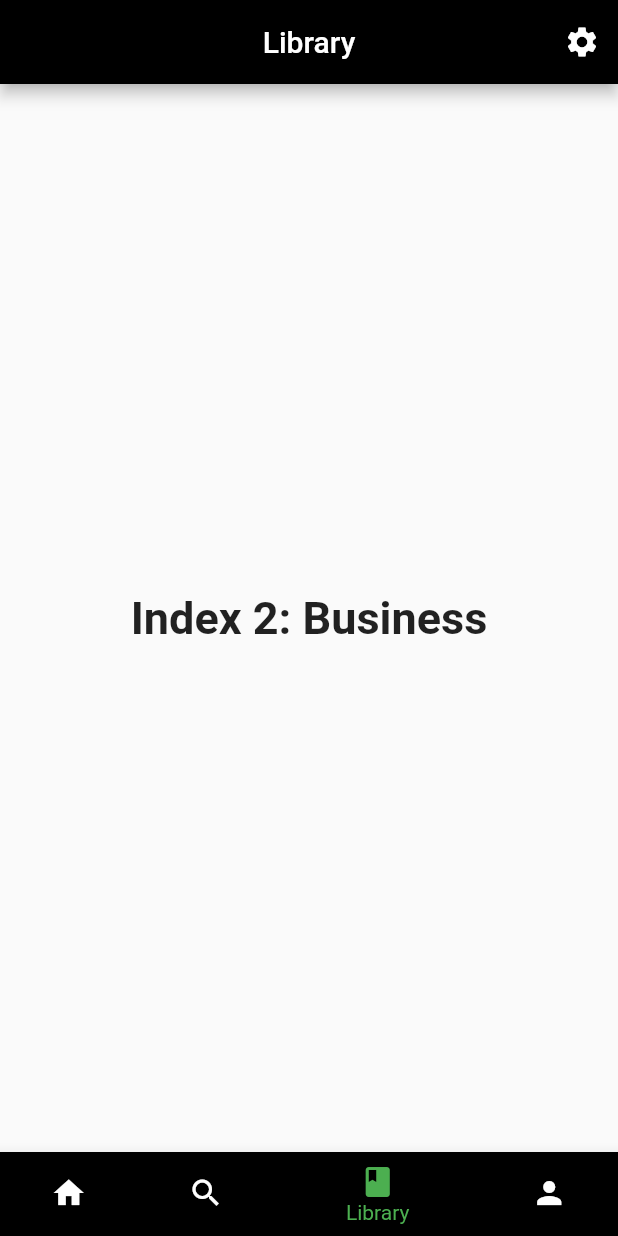
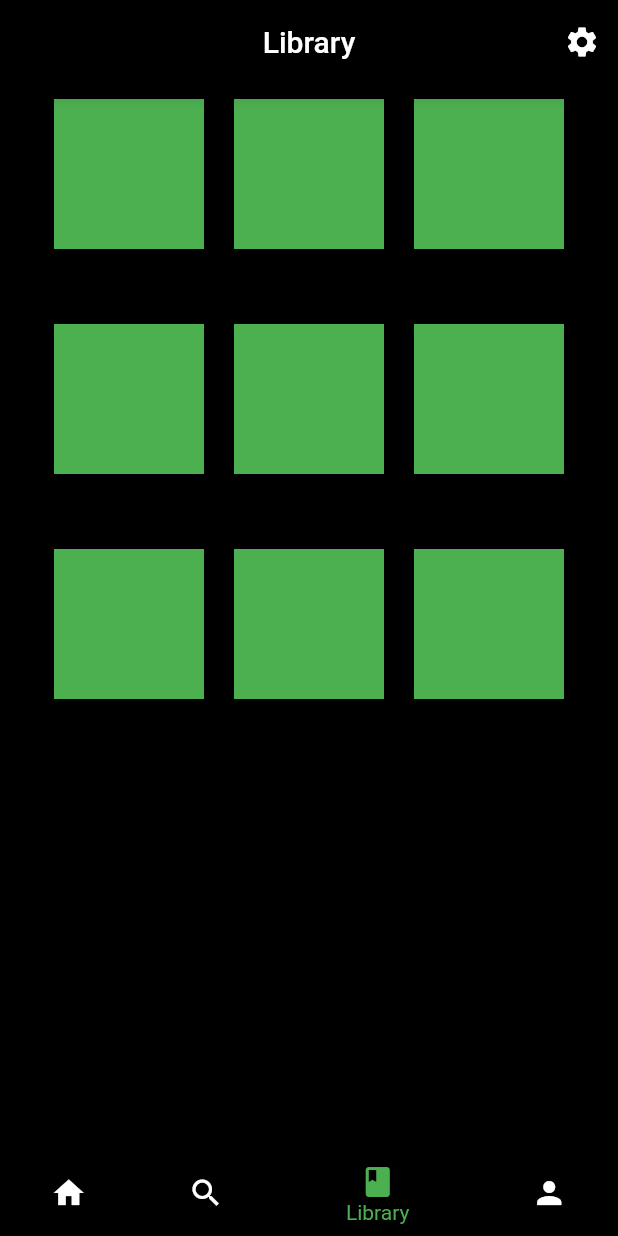
Before and after one commit to amit-jha-cmd/Gloo-App-Flutter, a Flutter app: the MyStatefulWidget screen opened directly, item 3 of the bottom bar chosen, on a phone screen of 412 x 824 dp. Run offline on Flutter 3.47's test engine with Material 2 defaults, Android fonts, the phone set to English and light mode, and no system bars.

Commit message:
search page and library base complete

```diff
--- /dev/null
+++ b/app/lib/components/explore.hlist.dart
@@ -0,0 +1,32 @@
+import 'package:app/components/home.card.dart';
+import 'package:flutter/material.dart';
+
+class ExploreHList extends StatelessWidget {
+  @override
+  Widget build(BuildContext context) {
+    return Container(
+      height: 150,
+      child: Column(
+        children: [
+          SizedBox(
+            height: 125,
+            child: ListView(
+              scrollDirection: Axis.vertical,
+              children: [
+                Row(
+                  crossAxisAlignment: CrossAxisAlignment.center,
+                  mainAxisAlignment: MainAxisAlignment.center,
+                  children: [
+                    HomeCard(),
+                    HomeCard(),
+                    HomeCard(),
+                  ],
+                )
+              ],
+            ),
+          )
+        ],
+      ),
+    );
+  }
+}
--- a/app/lib/pages/page.base.dart
+++ b/app/lib/pages/page.base.dart
@@ -1,6 +1,8 @@
 import 'package:app/components/CustomeSearchDelegate.dart';
 import 'package:app/pages/page.home.dart';
-import 'package:app/pages/page.search.dart';
+import 'package:app/pages/page.explore.dart';
+import 'package:app/pages/page.library.dart';
+import 'package:app/pages/page.profile.dart';
 
 /// Flutter code sample for BottomNavigationBar
 
@@ -43,7 +45,7 @@ class _MyStatefulWidgetState extends State<MyStatefulWidget> {
   int _selectedIndex = 0;
   List<String> PageName = [
     "Home",
-    "Search",
+    "Explore",
     "Library",
     "Profile",
   ];
@@ -54,15 +56,13 @@ class _MyStatefulWidgetState extends State<MyStatefulWidget> {
       child: Home(),
     ),
     Container(
-      child: PageSearch(),
+      child: Explore(),
     ),
-    Text(
-      'Index 2: Business',
-      style: optionStyle,
+    Container(
+      child: PageLibrary(),
     ),
-    Text(
-      'Index 3: School',
-      style: optionStyle,
+    Container(
+      child: PageProfile(),
     ),
   ];
 
--- /dev/null
+++ b/app/lib/pages/page.library.dart
@@ -0,0 +1,20 @@
+import 'package:app/components/explore.hlist.dart';
+import 'package:app/components/home.hlist.dart';
+import 'package:flutter/material.dart';
+
+class PageLibrary extends StatelessWidget {
+  @override
+  Widget build(BuildContext context) {
+    return Container(
+      color: Colors.black,
+      alignment: Alignment.topCenter,
+      child: ListView(
+        children: [
+          ExploreHList(),
+          ExploreHList(),
+          ExploreHList(),
+        ],
+      ),
+    );
+  }
+}
```
Also changed, not shown: app/lib/components/explore.card.dart (added, +15 -0 lines), app/lib/components/explore.cardrow.dart (added, +16 -0 lines), app/lib/pages/page.explore.dart (added, +18 -0 lines), app/lib/pages/page.profile.dart (added, +10 -0 lines), app/lib/pages/page.search.dart (deleted, +0 -20 lines).
